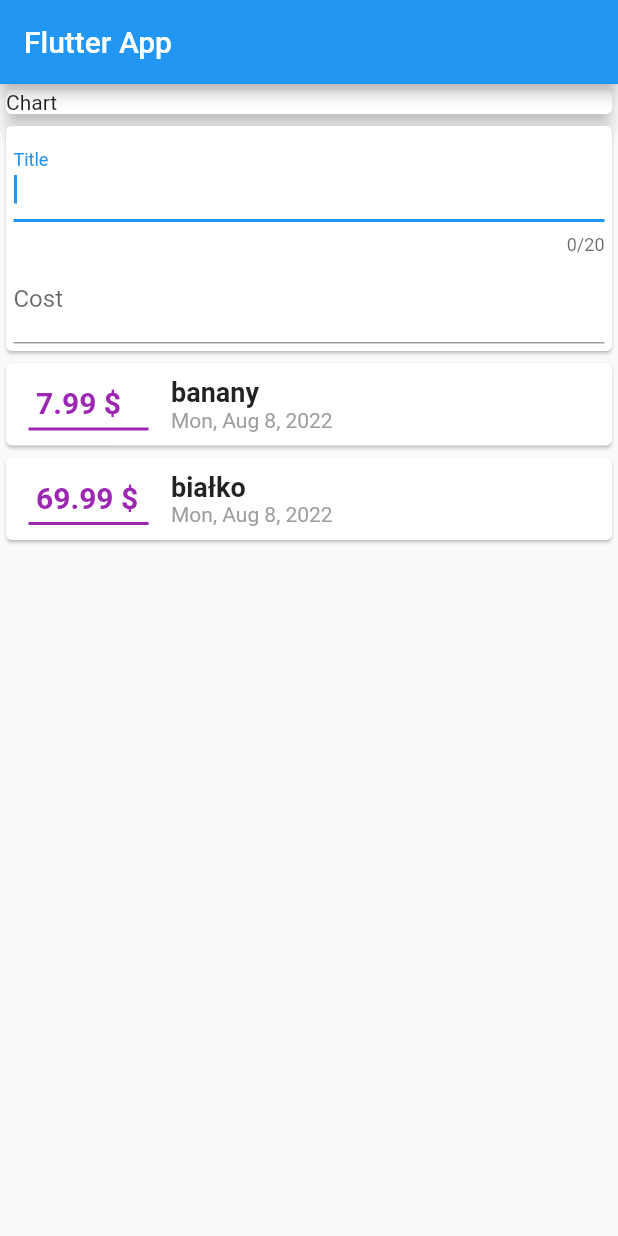
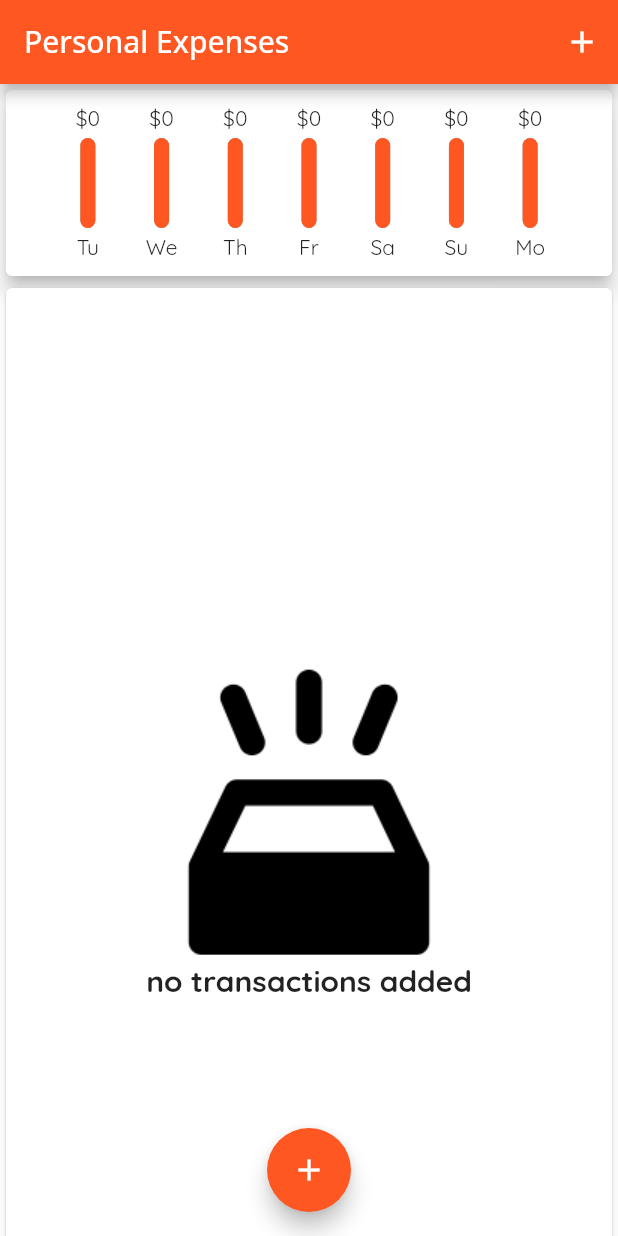
Before and after one commit to KGebski0036/Flutter, a Flutter app: the screen it shows after launch, on a phone screen of 412 x 824 dp. Run offline on Flutter 3.47's test engine with Material 2 defaults, Android fonts, the light colour scheme and no system bars; statements that could not run were skipped.

Commit message:
finish estimate_app

```diff
--- a/estimate_app/lib/add_transaction_dialog.dart
+++ /dev/null
@@ -1,28 +0,0 @@
-import 'package:flutter/material.dart';
-
-class AddTransactionDialog extends StatelessWidget {
-  @override
-  Widget build(BuildContext context) {
-    return Card(
-      child: Container(
-        padding: EdgeInsets.all(5),
-        child: Column(
-          children: <Widget>[
-            TextField(
-              maxLength: 20,
-              autofocus: true,
-              decoration: InputDecoration(
-                labelText: 'Title'
-              ),
-            ),
-            TextField(
-              decoration: InputDecoration(
-                labelText: 'Cost'
-              ),
-            ),
-          ],
-        ),
-      ),
-    );
-  }
-}
--- a/estimate_app/lib/main.dart
+++ b/estimate_app/lib/main.dart
@@ -1,8 +1,10 @@
 import 'package:flutter/material.dart';
+import 'package:flutter_complete_guide/widgets/add_transaction_dialog.dart';
 
-import 'add_transaction_dialog.dart';
 import 'models/transaction.dart';
-import 'transaction_card.dart';
+import 'widgets/chart.dart';
+import 'widgets/no_transactions_added.dart';
+import 'widgets/transaction_list.dart';
 
 void main() => runApp(MyApp());
 
@@ -10,49 +12,90 @@ class MyApp extends StatelessWidget {
   @override
   Widget build(BuildContext context) {
     return MaterialApp(
-      title: 'Flutter App',
+      title: 'Personal Expenses',
       home: MyHomePage(),
+      theme:
+          ThemeData(primarySwatch: Colors.deepOrange, fontFamily: 'Quicksand'),
     );
   }
 }
 
-class MyHomePage extends StatelessWidget {
-  final List<Transaction> transacrions = [
-    Transaction(
-        id: '0',
-        title: 'banany',
-        cost: 7.99,
-        dateOfTransaction: DateTime.now()),
-    Transaction(
-        id: '1',
-        title: 'białko',
-        cost: 69.99,
-        dateOfTransaction: DateTime.now())
-  ];
+class MyHomePage extends StatefulWidget {
+  @override
+  State<MyHomePage> createState() => _MyHomePageState();
+}
+
+class _MyHomePageState extends State<MyHomePage> {
+  final List<Transaction> transacrions = [];
+
+  List<Transaction> get _recentTransactions {
+    return transacrions
+        .where((element) => element.dateOfTransaction
+            .isAfter(DateTime.now().subtract(Duration(days: 7))))
+        .toList();
+  }
 
   @override
   Widget build(BuildContext context) {
     return Scaffold(
       appBar: AppBar(
-        title: Text('Flutter App'),
+        title: Text(
+          'Personal Expenses',
+          style: TextStyle(fontFamily: 'Opensans'),
+        ),
+        actions: [
+          IconButton(
+              onPressed: () => startAddNewTransaction(context),
+              icon: Icon(Icons.add))
+        ],
       ),
-      body: Column(
-        crossAxisAlignment: CrossAxisAlignment.stretch,
+      body: ListView(
         children: <Widget>[
           Card(
             child: Container(
-              child: Text('Chart'),
+              child: Chart(_recentTransactions),
             ),
             elevation: 5,
           ),
-          AddTransactionDialog(),
-          Column(
-            children: transacrions.map((e) =>
-              TarnsactionCard(e)
-            ).toList(),
+          Card(
+            child: transacrions.isEmpty
+                ? NoTransactionsAdded()
+                : TransactionList(transacrions, deleteTransaction),
           ),
         ],
       ),
+      floatingActionButtonLocation: FloatingActionButtonLocation.centerFloat,
+      floatingActionButton: FloatingActionButton(
+        child: Icon(Icons.add),
+        onPressed: () => startAddNewTransaction(context),
+      ),
     );
   }
+
+  void startAddNewTransaction(BuildContext ctx) {
+    showModalBottomSheet(
+        context: ctx,
+        builder: ((context) => AddTransactionDialog(_addNewTransaction)));
+  }
+
+  void _addNewTransaction(
+      String title, double cost, DateTime timeOfTransaction) {
+    if (timeOfTransaction == null) timeOfTransaction = DateTime.now();
+
+    final newTransaction = Transaction(
+        id: DateTime.now().toString(),
+        title: title,
+        cost: cost,
+        dateOfTransaction: timeOfTransaction);
+
+    setState(() {
+      transacrions.add(newTransaction);
+    });
+  }
+
+  void deleteTransaction(String id) {
+    setState(() {
+      transacrions.removeWhere((element) => element.id == id);
+    });
+  }
 }
--- a/estimate_app/lib/transaction_card.dart
+++ /dev/null
@@ -1,55 +0,0 @@
-import 'package:flutter/material.dart';
-import 'package:flutter_complete_guide/models/transaction.dart';
-import 'package:intl/intl.dart';
-
-class TarnsactionCard extends StatelessWidget {
-  const TarnsactionCard(this.transaction, {Key key}) : super(key: key);
-
-  final Transaction transaction;
-  final String costSign = " \$";
-
-  @override
-  Widget build(BuildContext context) {
-    return Card(
-      child: Row(
-        children: [
-          Container(
-            width: 80,
-            margin: EdgeInsets.symmetric(vertical: 10, horizontal: 15),
-            padding: EdgeInsets.all(5),
-            child: Text(
-              transaction.cost.toString() + costSign,
-              style: TextStyle(
-                fontWeight: FontWeight.bold,
-                fontSize: 20,
-                color: Colors.purple,
-              ),
-            ),
-            decoration: BoxDecoration(
-                border:
-                    Border(bottom: BorderSide(color: Colors.purple, width: 2))),
-          ),
-          Container(
-            child: Column(
-              crossAxisAlignment: CrossAxisAlignment.start,
-              children: [
-              Text(
-                transaction.title,
-                style: TextStyle(
-                  fontSize: 18,
-                  fontWeight: FontWeight.bold
-
-                  ),
-                ),
-              Text(
-                DateFormat.yMMMEd().format(transaction.dateOfTransaction),
-                style: TextStyle(color: Colors.grey,),
-                textAlign: TextAlign.right,
-              ),
-            ]),
-          )
-        ],
-      ),
-    );
-  }
-}
--- /dev/null
+++ b/estimate_app/lib/widgets/chart.dart
@@ -0,0 +1,66 @@
+import 'package:flutter/material.dart';
+import 'package:flutter_complete_guide/models/transaction.dart';
+import 'package:intl/intl.dart';
+
+import 'chart_bar.dart';
+
+class Chart extends StatelessWidget {
+  final List<Transaction> transactions;
+
+  Chart(this.transactions);
+
+  List<Map<String, Object>> get groupedTransaction {
+    return List.generate(7, (index) {
+      final weekDay = DateTime.now().subtract(Duration(days: index));
+
+      double totalSum = 0.0;
+
+      for (var i = 0; i < transactions.length; i++) {
+        if (_datesAreEqual(transactions[i].dateOfTransaction, weekDay))
+          totalSum += transactions[i].cost;
+      }
+
+      return {
+        'day': DateFormat.E().format(weekDay).substring(0, 2),
+        'amount': totalSum
+      };
+    }).reversed.toList();
+  }
+
+  double get totalSumTransaction {
+    double totalSum = 0.0;
+    for (var i = 0; i < transactions.length; i++)
+      totalSum += transactions[i].cost;
+
+    return totalSum;
+  }
+
+  @override
+  Widget build(BuildContext context) {
+    print(groupedTransaction);
+    return Card(
+      elevation: 0,
+      margin: EdgeInsets.symmetric(vertical: 5, horizontal: 25),
+      child: Container(
+        padding: EdgeInsets.all(5),
+        child: Row(
+          mainAxisAlignment: MainAxisAlignment.spaceBetween,
+          children: groupedTransaction
+              .map((e) => Flexible(
+                fit: FlexFit.tight,
+                child: ChartBar(
+                      label: e['day'],
+                      spendingAmount: e['amount'],
+                      totalSpendingAmount: totalSumTransaction,
+                    ),
+              ))
+              .toList(),
+        ),
+      ),
+    );
+  }
+
+  bool _datesAreEqual(DateTime a, DateTime b) {
+    return a.day == b.day && a.month == b.month && a.year == b.year;
+  }
+}
--- /dev/null
+++ b/estimate_app/lib/widgets/chart_bar.dart
@@ -0,0 +1,60 @@
+import 'package:flutter/material.dart';
+
+class ChartBar extends StatelessWidget {
+  ChartBar({this.label, this.spendingAmount, this.totalSpendingAmount});
+
+  final String label;
+  final double spendingAmount;
+  final double totalSpendingAmount;
+
+  @override
+  Widget build(BuildContext context) {
+    return Column(
+      children: [
+        Container(
+          height: 18,
+          child: FittedBox(
+            child: Text(
+              '\$${spendingAmount.toStringAsFixed(0)}',
+              style: TextStyle(fontSize: 18),
+            ),
+          ),
+        ),
+        SizedBox(
+          height: 4,
+        ),
+        Container(
+          height: 60,
+          width: 10,
+          child: Stack(
+            alignment: AlignmentDirectional.bottomStart,
+            children: [
+              Container(
+                decoration: BoxDecoration(
+                  border: Border.all(color: Colors.grey, width: 1.0),
+                  borderRadius: BorderRadius.circular(10),
+                  color: Color.fromARGB(255, 217, 217, 217),
+                ),
+              ),
+              FractionallySizedBox(
+                heightFactor: spendingAmount / (totalSpendingAmount != 0
+                    ? totalSpendingAmount
+                    : 1),
+                child: Container(
+                  decoration: BoxDecoration(
+                    color: Theme.of(context).primaryColor,
+                    borderRadius: BorderRadius.circular(10),
+                  ),
+                ),
+              ),
+            ],
+          ),
+        ),
+        SizedBox(
+          height: 4,
+        ),
+        Text(label),
+      ],
+    );
+  }
+}
--- /dev/null
+++ b/estimate_app/lib/widgets/no_transactions_added.dart
@@ -0,0 +1,19 @@
+import 'package:flutter/material.dart';
+
+class NoTransactionsAdded extends StatelessWidget {
+  const NoTransactionsAdded({Key key}) : super(key: key);
+
+  @override
+  Widget build(BuildContext context) {
+    return Container(
+      height: MediaQuery.of(context).size.height - 100,
+      child: Column(
+        mainAxisAlignment: MainAxisAlignment.center,
+        children: [
+          Image.asset('assets/images/empty.png'),
+          Text('no transactions added', style: TextStyle(fontSize: 20, fontWeight: FontWeight.bold),)
+        ],
+      ),
+    );
+  }
+}
```
Also changed, not shown: estimate_app/lib/widgets/add_transaction_dialog.dart (added, +105 -0 lines), estimate_app/lib/widgets/transaction_card.dart (added, +62 -0 lines), estimate_app/lib/widgets/transaction_list.dart (added, +18 -0 lines), estimate_app/pubspec.yaml (+14 -15 lines), estimate_app/assets/fonts/OpenSans-Bold.ttf (added), estimate_app/assets/fonts/OpenSans-Regular.ttf (added), estimate_app/assets/fonts/Quicksand-Bold.ttf (added), estimate_app/assets/fonts/Quicksand-Light.ttf (added), estimate_app/assets/fonts/Quicksand-Medium.ttf (added), estimate_app/assets/fonts/Quicksand-Regular.ttf (added), estimate_app/assets/images/empty.png (added), my_first_app/assets/Przechwytywanie.PNG (added).
